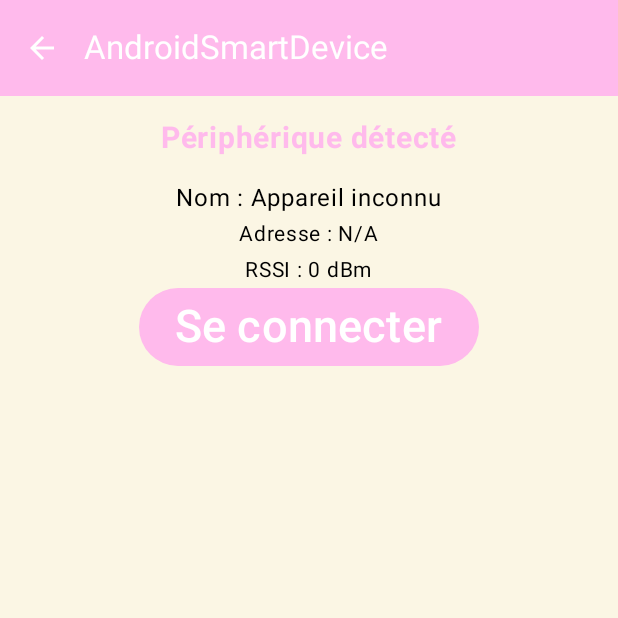
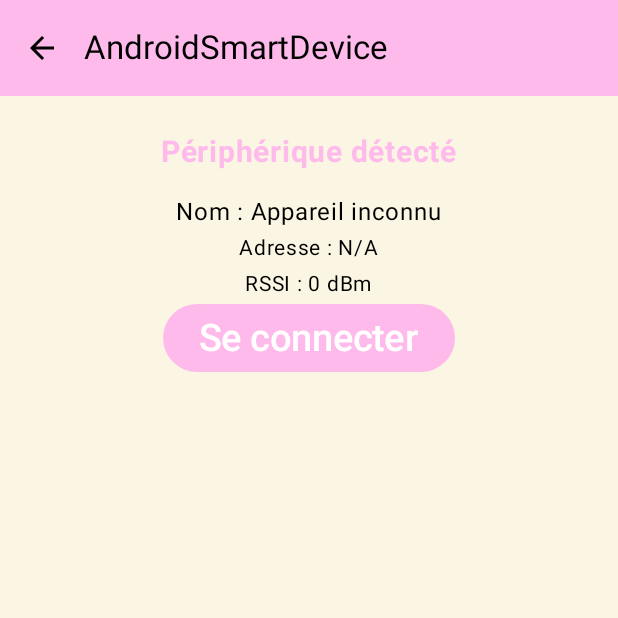
Before and after one commit to Esma-EL/AndroidSmartDevice, an Android app built with Jetpack Compose: the BluetoothControlActivity screen opened directly, with no data from a screen before it, on a phone screen of 412 x 824 dp, the top half of it. Run offline under Robolectric (Android 15) with nearby library versions, the light colour scheme and no system bars.

Commit message:
ajout de l'apk

```diff
--- a/app/src/main/java/fr/isen/elakrimi/androidsmartdevice/screen/BluetoothControlScreen.kt
+++ b/app/src/main/java/fr/isen/elakrimi/androidsmartdevice/screen/BluetoothControlScreen.kt
@@ -51,12 +51,12 @@ fun BluetoothControlScreen(
                 title = { Text("AndroidSmartDevice") },
                 navigationIcon = {
                     IconButton(onClick = onBack) {
-                        Icon(Icons.Filled.ArrowBack, contentDescription = "Retour", tint = Color.White)
+                        Icon(Icons.Filled.ArrowBack, contentDescription = "Retour", tint = Color.Black)
                     }
                 },
                 colors = TopAppBarDefaults.topAppBarColors(
                     containerColor = Color(0xFFFFBAEC),
-                    titleContentColor = Color.White
+                    titleContentColor = Color.Black
                 )
             )
         }
@@ -66,7 +66,7 @@ fun BluetoothControlScreen(
                 .padding(innerPadding)
                 .fillMaxSize()
                 .background(backgroundColor)
-                .padding(16.dp),
+                .padding(25.dp),
             horizontalAlignment = Alignment.CenterHorizontally
         ) {
             if (!isConnected) {
@@ -80,7 +80,7 @@ fun BluetoothControlScreen(
                     onClick = onConnectClick,
                     colors = ButtonDefaults.buttonColors(containerColor = Color(0xFFFFBAEC))
                 ) {
-                    Text("Se connecter", color = Color.White, fontSize = 30.sp)
+                    Text("Se connecter", color = Color.White, fontSize = 25.sp)
                 }
             } else {
                 Text("Let's shine", fontSize = 24.sp, fontWeight = FontWeight.Bold, color = Color(0xFFFFBAEC))
@@ -112,9 +112,7 @@ fun BluetoothControlScreen(
                     }
                 }
 
-                Spacer(modifier = Modifier.height(8.dp))
-                Divider()
-                Spacer(modifier = Modifier.height(8.dp))
+
 
                 Row(verticalAlignment = Alignment.CenterVertically) {
                     Checkbox(
```
Also changed, not shown: 5 other files.
